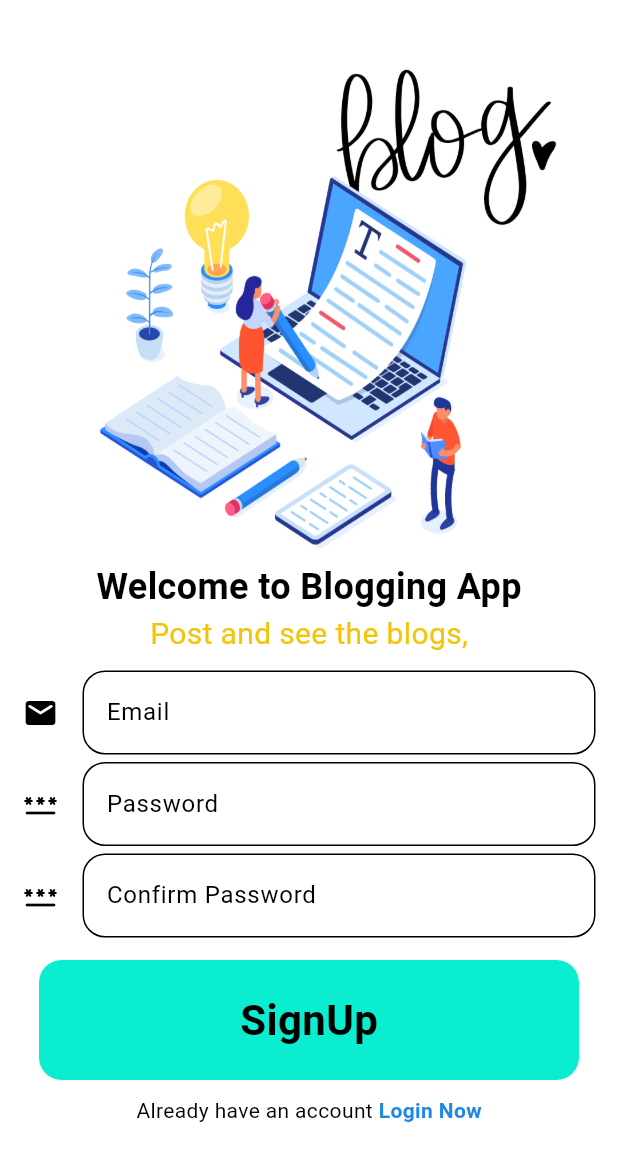
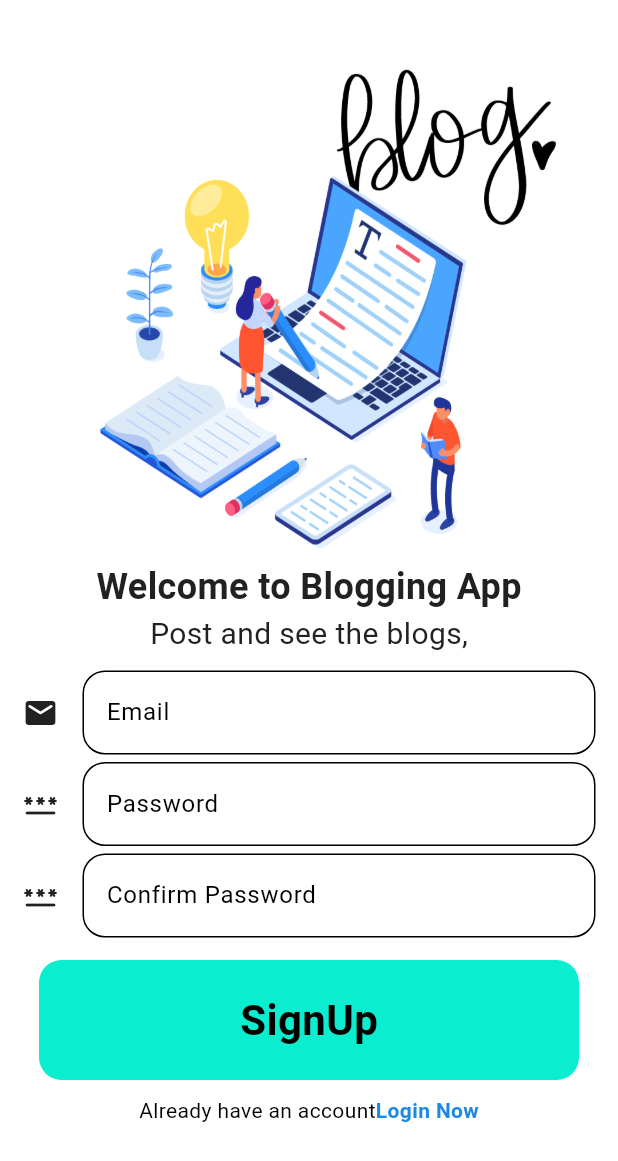
Before and after one commit to itsmealan2000/Blogapp-group1, a Flutter app: the screen it shows after launch, after a tap on "Register Now", on a phone screen of 412 x 824 dp. Shown: the top 1161 px of the screen. Run offline on Flutter 3.47's test engine with Material 3 defaults, Android fonts, the phone set to English and light mode, and no system bars; our stand-ins replace firebase_auth, firebase_core, font_awesome_flutter, google_nav_bar; accounts and stored records are empty.

Commit message:
1-bug fixed,2-login/registerpage darklight-theme fixed,3-logout in settings page fixed

```diff
--- a/lib/admin/admin_page.dart
+++ b/lib/admin/admin_page.dart
@@ -51,7 +51,7 @@ class AdminPageState extends State<AdminPage> {
               Icons.logout,
               size: 50,
             ),
-            onPressed: () => _signOut,
+            onPressed: () => _signOut(),
           ),
         ],
         iconTheme: const IconThemeData(size: 30), // Icon size
--- a/lib/login_regiter/login_page.dart
+++ b/lib/login_regiter/login_page.dart
@@ -1,11 +1,13 @@
 import 'package:blogapp/components/my_textfield.dart';
+import 'package:blogapp/theme/theme_provider.dart';
+import 'package:provider/provider.dart';
 import 'package:firebase_auth/firebase_auth.dart';
 import 'package:flutter/material.dart';
 // import 'package:font_awesome_flutter/font_awesome_flutter.dart';
 
 class LoginPage extends StatelessWidget {
   final void Function()? onTap;
-  LoginPage({super.key,required this.onTap});
+  LoginPage({super.key, required this.onTap});
   final TextEditingController _emailController = TextEditingController();
   final TextEditingController _pwController = TextEditingController();
 
@@ -15,20 +17,24 @@ class LoginPage extends StatelessWidget {
       password: _pwController.text.trim(),
     );
   }
+
   @override
   Widget build(BuildContext context) {
+    final themeProvider = Provider.of<ThemeProvider>(context);
     return SafeArea(
       child: Scaffold(
-        //backgroundColor: Theme.of(context).colorScheme.surface,
-        //backgroundColor: Color.fromARGB(255, 199, 241, 248),
+        backgroundColor: Theme.of(context).colorScheme.inversePrimary,
         body: Container(
-          width:double.infinity,
+          width: double.infinity,
           height: double.infinity,
-          decoration:const BoxDecoration(
+          decoration: BoxDecoration(
               image: DecorationImage(
-              image: AssetImage('assets/images/blog.png'),
-              fit: BoxFit.fill)
+                  image: AssetImage(
+                    themeProvider.isDarkMode
+                        ? 'assets/images/blogdark.png'
+                        : 'assets/images/blog.png',
                   ),
+                  fit: BoxFit.fill)),
           child: Center(
             child: SingleChildScrollView(
               scrollDirection: Axis.vertical,
@@ -40,14 +46,31 @@ class LoginPage extends StatelessWidget {
                   //   size: 100,
                   //   color: Colors.red.shade300,
                   // ),
-                  const SizedBox(height: 300,),
-                 const Text('Welcome to Blogging App',
-                  style: TextStyle(fontSize: 24,fontWeight: FontWeight.bold),),
-                  const Text("Post and see the blogs",style: TextStyle(fontSize: 20,color: Colors.grey),),
-
-                  const SizedBox(height: 10,),
+                  const SizedBox(
+                    height: 300,
+                  ),
+                  Text(
+                    'Welcome to Blogging App',
+                    style: TextStyle(
+                        color: Theme.of(context).colorScheme.inversePrimary,
+                        fontSize: 24,
+                        fontWeight: FontWeight.bold),
+                  ),
+                  Text(
+                    "Post and see the blogs",
+                    style: TextStyle(
+                      fontSize: 20,
+                      color: Theme.of(context).colorScheme.inversePrimary,
+                    ),
+                  ),
+                  const SizedBox(
+                    height: 10,
+                  ),
                   MyTextfield(
-                    icon: const Icon(Icons.email_rounded),
+                    icon: Icon(
+                      Icons.email_rounded,
+                      color: Theme.of(context).colorScheme.inversePrimary,
+                    ),
                     controller: _emailController,
                     text: "Email",
                     obscure: false,
@@ -56,7 +79,10 @@ class LoginPage extends StatelessWidget {
                     height: 5,
                   ),
                   MyTextfield(
-                    icon: const Icon(Icons.password_rounded),
+                    icon: Icon(
+                      Icons.password_rounded,
+                      color: Theme.of(context).colorScheme.inversePrimary,
+                    ),
                     text: "Password",
                     obscure: true,
                     controller: _pwController,
@@ -75,18 +101,31 @@ class LoginPage extends StatelessWidget {
                       child: const Center(
                           child: Text(
                         "SignIn",
-                        style: TextStyle(fontSize: 28, fontWeight: FontWeight.bold),
+                        style: TextStyle(
+                            fontSize: 28, fontWeight: FontWeight.bold),
                       )),
                     ),
                   ),
-                  const SizedBox(height: 10,),
+                  const SizedBox(
+                    height: 10,
+                  ),
                   Row(
                     mainAxisAlignment: MainAxisAlignment.center,
                     children: [
-                      const Text("Don't have account? "),
+                      Text(
+                        "Don't have account? ",
+                        style: TextStyle(
+                          color: Theme.of(context).colorScheme.inversePrimary,
+                        ),
+                      ),
                       GestureDetector(
                           onTap: onTap,
-                        child: Text("Register Now",style: TextStyle(color: Colors.blue.shade600,fontWeight: FontWeight.bold),))
+                          child: Text(
+                            "Register Now",
+                            style: TextStyle(
+                                color: Colors.blue.shade600,
+                                fontWeight: FontWeight.bold),
+                          ))
                     ],
                   )
                 ],
--- a/lib/login_regiter/register_page.dart
+++ b/lib/login_regiter/register_page.dart
@@ -1,6 +1,8 @@
 import 'package:blogapp/components/my_textfield.dart';
 import 'package:firebase_auth/firebase_auth.dart';
 import 'package:flutter/material.dart';
+import 'package:blogapp/theme/theme_provider.dart';
+import 'package:provider/provider.dart';
 // import 'package:font_awesome_flutter/font_awesome_flutter.dart';
 
 class RegisterPage extends StatelessWidget {
@@ -31,6 +33,7 @@ class RegisterPage extends StatelessWidget {
 
   @override
   Widget build(BuildContext context) {
+    final themeProvider = Provider.of<ThemeProvider>(context);
     return SafeArea(
       child: Scaffold(
         //backgroundColor: Theme.of(context).colorScheme.surface,
@@ -38,9 +41,13 @@ class RegisterPage extends StatelessWidget {
         body: Container(
           width: double.infinity,
           height: double.infinity,
-          decoration: const BoxDecoration(
+          decoration: BoxDecoration(
             image: DecorationImage(
-              image: AssetImage('assets/images/blog.png'),
+              image: AssetImage(
+                 themeProvider.isDarkMode
+                        ? 'assets/images/blogdark.png'
+                        : 'assets/images/blog.png',
+              ),
               fit: BoxFit.fill,)
           ),
           child: Center(
@@ -57,13 +64,21 @@ class RegisterPage extends StatelessWidget {
                   const SizedBox(
                     height: 300,
                   ),
-                  const Text(
+                  Text(
                     'Welcome to Blogging App',
-                    style: TextStyle(fontSize: 24, fontWeight: FontWeight.bold),
+                    style: TextStyle(
+                      fontSize: 24,
+                      fontWeight: FontWeight.bold,
+                      color: Theme.of(context).colorScheme.inversePrimary,
+                      ),
                   ),
-                  const Text(
+                  Text(
                     "Post and see the blogs,",
-                    style: TextStyle(fontSize: 20, color: Color.fromARGB(255, 242, 196, 10)),
+                    style: TextStyle(
+                      fontSize: 20,
+                      // color: Color.fromARGB(255, 242, 196, 10),
+                      color: Theme.of(context).colorScheme.inversePrimary,
+                      ),
                   ),
                   // const Text(
                   //   "Register Now,",
@@ -73,7 +88,10 @@ class RegisterPage extends StatelessWidget {
                     height: 10,
                   ),
                   MyTextfield(
-                    icon: const Icon(Icons.email_rounded),
+                    icon: Icon(
+                      Icons.email_rounded,
+                      color: Theme.of(context).colorScheme.inversePrimary,
+                      ),
                     controller: _emailController,
                     text: "Email",
                     obscure: false,
@@ -82,7 +100,10 @@ class RegisterPage extends StatelessWidget {
                     height: 5,
                   ),
                   MyTextfield(
-                    icon: const Icon(Icons.password_rounded),
+                    icon: Icon(
+                      Icons.password_rounded,
+                      color: Theme.of(context).colorScheme.inversePrimary,
+                      ),
                     text: "Password",
                     obscure: true,
                     controller: _pwController,
@@ -91,7 +112,10 @@ class RegisterPage extends StatelessWidget {
                     height: 5,
                   ),
                   MyTextfield(
-                    icon: const Icon(Icons.password_rounded),
+                    icon: Icon(
+                      Icons.password_rounded,
+                      color: Theme.of(context).colorScheme.inversePrimary,
+                      ),
                     text: "Confirm Password",
                     obscure: true,
                     controller: _confirmPwController,
@@ -120,7 +144,9 @@ class RegisterPage extends StatelessWidget {
                   Row(
                     mainAxisAlignment: MainAxisAlignment.center,
                     children: [
-                      const Text("Already have an account "),
+                      const Text("Already have an account",
+
+                      ),
                       GestureDetector(
                           onTap: onTap,
                           child: Text(
--- a/lib/pages/setting_page.dart
+++ b/lib/pages/setting_page.dart
@@ -1,3 +1,4 @@
+import 'package:blogapp/auth/auth_page.dart';
 import 'package:blogapp/components/profile.dart';
 import 'package:blogapp/theme/theme_provider.dart';
 import 'package:firebase_auth/firebase_auth.dart';
@@ -6,13 +7,23 @@ import 'package:flutter/material.dart';
 import 'package:font_awesome_flutter/font_awesome_flutter.dart';
 import 'package:provider/provider.dart';
 
-class SettingPage extends StatelessWidget {
+class SettingPage extends StatefulWidget {
   const SettingPage({super.key});
 
-  void signOut() async {
+  @override
+  SettingPageState createState() => SettingPageState();
+}
+
+class SettingPageState extends State<SettingPage> {
+  Future<void> _signOut() async {
     await FirebaseAuth.instance.signOut();
+    if (mounted) {
+      Navigator.pushReplacement(
+        context,
+        MaterialPageRoute(builder: (context) => const AuthPage()),
+      );
+    }
   }
-
   @override
   Widget build(BuildContext context) {
     return Scaffold(
@@ -79,7 +90,7 @@ class SettingPage extends StatelessWidget {
               Padding(
                 padding: const EdgeInsets.all(10.0),
                 child: GestureDetector(
-                  onTap: signOut,
+                  onTap: _signOut,
                   child: Row(
                     mainAxisAlignment: MainAxisAlignment.spaceBetween,
                     children: [
```
Also changed, not shown: assets/images/blogdark.png (added). Lines whose indentation alone changed are shown as unchanged.
